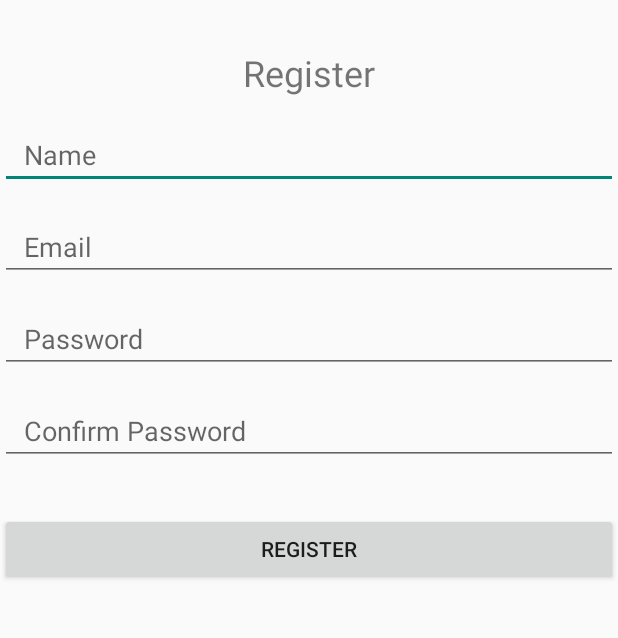
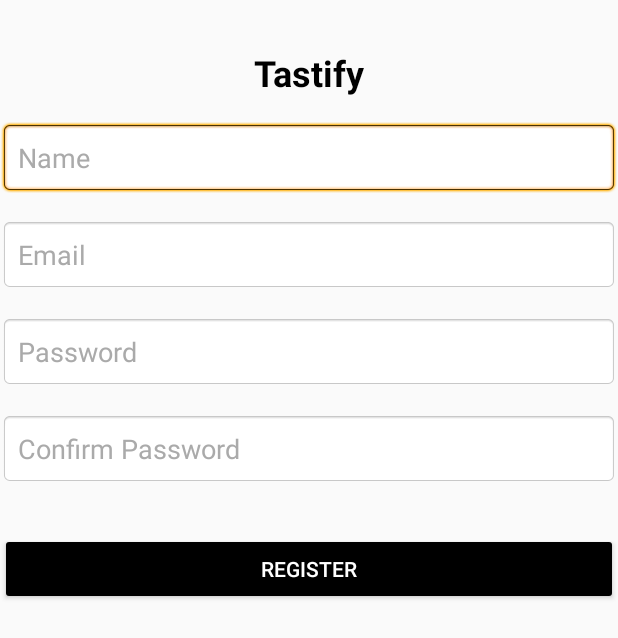
Before and after one commit to yael201062/TASTIFY-APP, an Android app built with Jetpack Compose: the layout fragment_register.xml on its own in the app's theme, with its tools: preview values and no code run, on a phone screen of 412 x 824 dp. Shown: the top 638 px of the screen. Run offline under Robolectric (Android 15) with nearby library versions, the phone set to English and light mode, and no system bars.

Commit message:
register fix

```diff
--- a/app/build.gradle.kts
+++ b/app/build.gradle.kts
@@ -59,6 +59,7 @@ dependencies {
     implementation(libs.androidx.navigation.fragment.ktx)
     implementation(libs.androidx.navigation.ui.ktx)
     implementation(libs.androidx.navigation.runtime.ktx)
+    implementation(libs.filament.android)
     testImplementation(libs.junit)
     androidTestImplementation(libs.androidx.junit)
     androidTestImplementation(libs.androidx.espresso.core)
--- a/app/src/main/AndroidManifest.xml
+++ b/app/src/main/AndroidManifest.xml
@@ -3,8 +3,6 @@
 
     <application
         android:allowBackup="true"
-        android:dataExtractionRules="@xml/data_extraction_rules"
-        android:fullBackupContent="@xml/backup_rules"
         android:icon="@mipmap/ic_launcher"
         android:label="@string/app_name"
         android:roundIcon="@mipmap/ic_launcher_round"
@@ -16,6 +14,7 @@
             android:name=".MainActivity"
             android:exported="true"
             android:label="@string/app_name">
+            <nav-graph android:value="@navigation/nav_graph" />
             <intent-filter>
                 <action android:name="android.intent.action.MAIN" />
                 <category android:name="android.intent.category.LAUNCHER" />
@@ -23,5 +22,4 @@
         </activity>
 
     </application>
-
 </manifest>
--- a/app/src/main/res/layout/fragment_login.xml
+++ b/app/src/main/res/layout/fragment_login.xml
@@ -13,6 +13,7 @@
         android:text="Tastify"
         android:textSize="24sp"
         android:textStyle="bold"
+        android:textColor="@android:color/black"
         android:layout_gravity="center_horizontal"
         android:paddingBottom="16dp" />
 
--- a/app/src/main/res/layout/fragment_register.xml
+++ b/app/src/main/res/layout/fragment_register.xml
@@ -6,85 +6,86 @@
     android:layout_height="match_parent"
     tools:context=".ui.auth.RegisterFragment">
 
-    <!-- טקסט של כותרת -->
     <TextView
         android:id="@+id/tvRegisterTitle"
         android:layout_width="wrap_content"
         android:layout_height="wrap_content"
-        android:text="Register"
+        android:text="Tastify"
         android:textSize="24sp"
+        android:textStyle="bold"
+        android:textColor="@android:color/black"
         android:layout_marginTop="32dp"
         app:layout_constraintTop_toTopOf="parent"
         app:layout_constraintStart_toStartOf="parent"
         app:layout_constraintEnd_toEndOf="parent" />
 
-    <!-- שדה קלט עבור שם משתמש -->
     <EditText
         android:id="@+id/etName"
         android:layout_width="0dp"
         android:layout_height="wrap_content"
         android:hint="Name"
         android:inputType="textPersonName"
+        android:textColorHint="@android:color/darker_gray"
+        android:padding="12dp"
+        android:background="@android:drawable/editbox_background"
         app:layout_constraintTop_toBottomOf="@id/tvRegisterTitle"
         app:layout_constraintStart_toStartOf="parent"
         app:layout_constraintEnd_toEndOf="parent"
-        android:layout_marginTop="16dp"
-        android:paddingStart="16dp"
-        android:paddingEnd="16dp"/>
+        android:layout_marginTop="16dp" />
 
-    <!-- שדה קלט עבור דואר אלקטרוני -->
     <EditText
         android:id="@+id/etEmail"
         android:layout_width="0dp"
         android:layout_height="wrap_content"
         android:hint="Email"
         android:inputType="textEmailAddress"
+        android:textColorHint="@android:color/darker_gray"
+        android:padding="12dp"
+        android:background="@android:drawable/editbox_background"
         app:layout_constraintTop_toBottomOf="@id/etName"
         app:layout_constraintStart_toStartOf="parent"
         app:layout_constraintEnd_toEndOf="parent"
-        android:layout_marginTop="16dp"
-        android:paddingStart="16dp"
-        android:paddingEnd="16dp"/>
+        android:layout_marginTop="16dp" />
 
-    <!-- שדה קלט עבור סיסמה -->
     <EditText
         android:id="@+id/etPassword"
         android:layout_width="0dp"
         android:layout_height="wrap_content"
         android:hint="Password"
         android:inputType="textPassword"
+        android:textColorHint="@android:color/darker_gray"
+        android:padding="12dp"
+        android:background="@android:drawable/editbox_background"
         app:layout_constraintTop_toBottomOf="@id/etEmail"
         app:layout_constraintStart_toStartOf="parent"
         app:layout_constraintEnd_toEndOf="parent"
-        android:layout_marginTop="16dp"
-        android:paddingStart="16dp"
-        android:paddingEnd="16dp"/>
+        android:layout_marginTop="16dp" />
 
-    <!-- שדה קלט עבור אישור סיסמה -->
     <EditText
         android:id="@+id/etConfirmPassword"
         android:layout_width="0dp"
         android:layout_height="wrap_content"
         android:hint="Confirm Password"
         android:inputType="textPassword"
+        android:textColorHint="@android:color/darker_gray"
+        android:padding="12dp"
+        android:background="@android:drawable/editbox_background"
         app:layout_constraintTop_toBottomOf="@id/etPassword"
         app:layout_constraintStart_toStartOf="parent"
         app:layout_constraintEnd_toEndOf="parent"
-        android:layout_marginTop="16dp"
-        android:paddingStart="16dp"
-        android:paddingEnd="16dp"/>
+        android:layout_marginTop="16dp" />
 
-    <!-- כפתור הרשמה -->
     <Button
         android:id="@+id/btnRegister"
         android:layout_width="0dp"
         android:layout_height="wrap_content"
         android:text="Register"
+        android:textColor="@android:color/white"
+        android:backgroundTint="@android:color/black"
         app:layout_constraintTop_toBottomOf="@id/etConfirmPassword"
         app:layout_constraintStart_toStartOf="parent"
         app:layout_constraintEnd_toEndOf="parent"
         android:layout_marginTop="32dp"
         android:paddingStart="16dp"
         android:paddingEnd="16dp"/>
-
 </androidx.constraintlayout.widget.ConstraintLayout>
--- a/gradle/libs.versions.toml
+++ b/gradle/libs.versions.toml
@@ -13,6 +13,7 @@ firebaseAuthKtx = "23.2.0"
 navigationFragmentKtx = "2.8.8"
 navigationUiKtx = "2.8.8"
 navigationRuntimeKtx = "2.8.8"
+filamentAndroid = "1.17.1"
 
 [libraries]
 androidx-core-ktx = { group = "androidx.core", name = "core-ktx", version.ref = "coreKtx" }
@@ -34,6 +35,7 @@ firebase-auth-ktx = { group = "com.google.firebase", name = "firebase-auth-ktx",
 androidx-navigation-fragment-ktx = { group = "androidx.navigation", name = "navigation-fragment-ktx", version.ref = "navigationFragmentKtx" }
 androidx-navigation-ui-ktx = { group = "androidx.navigation", name = "navigation-ui-ktx", version.ref = "navigationUiKtx" }
 androidx-navigation-runtime-ktx = { group = "androidx.navigation", name = "navigation-runtime-ktx", version.ref = "navigationRuntimeKtx" }
+filament-android = { group = "com.google.ar.sceneform", name = "filament-android", version.ref = "filamentAndroid" }
 
 [plugins]
 android-application = { id = "com.android.application", version.ref = "agp" }
```
Also changed, not shown: app/src/main/java/com/example/tastify/ui/auth/LoginFragment.kt (+5 -17 lines), app/src/main/java/com/example/tastify/ui/auth/RegisterFragment.kt (+35 -23 lines), app/src/main/res/navigation/nav_graph.xml (+28 -3 lines).
